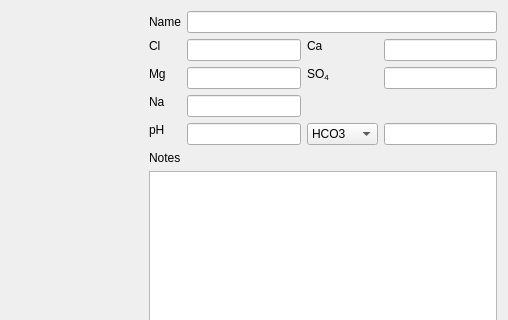
Old version of the form ui/waterEditor.ui in the repository Brewtarget/brewtarget; both pictures show x 563 to 1071 and y 0 to 320 of the 1071 by 522 pixel window.
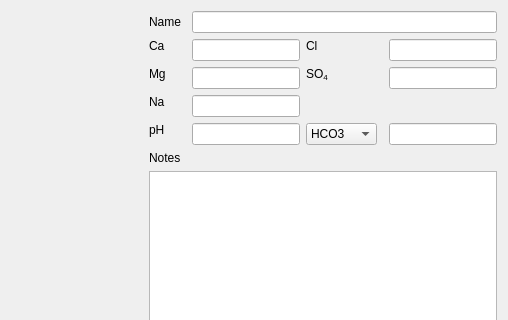
New version of the form. Custom widgets are drawn as their Qt base class.

Commit message:
Two small UI adjustments
I swapped the Ca and Cl columns on the water editor. I had intended for
all the cations to be in one column and the anions in the other. The
previous commit got these two backwards.

I also moved the "Brew it!" button into the grid. This way, it stays a
constant size regardless of how big the Style drop down becomes.

```diff
--- a/ui/waterEditor.ui
+++ b/ui/waterEditor.ui
@@ -42,10 +42,150 @@
    <item>
     <layout class="QVBoxLayout" name="verticalLayout_2">
      <item>
-      <layout class="QGridLayout" name="gridLayout" columnstretch="0,1,0,1">
+      <layout class="QGridLayout" name="gridLayout" columnstretch="0,1,0,1,0,0">
        <property name="sizeConstraint">
         <enum>QLayout::SetMinimumSize</enum>
        </property>
+       <item row="4" column="2">
+        <widget class="BtGenericEdit" name="lineEdit_ph">
+         <property name="sizePolicy">
+          <sizepolicy hsizetype="MinimumExpanding" vsizetype="Fixed">
+           <horstretch>0</horstretch>
+           <verstretch>0</verstretch>
+          </sizepolicy>
+         </property>
+         <property name="minimumSize">
+          <size>
+           <width>50</width>
+           <height>0</height>
+          </size>
+         </property>
+         <property name="maximumSize">
+          <size>
+           <width>16777215</width>
+           <height>16777215</height>
+          </size>
+         </property>
+        </widget>
+       </item>
+       <item row="2" column="5">
+        <widget class="BtGenericEdit" name="lineEdit_so4">
+         <property name="sizePolicy">
+          <sizepolicy hsizetype="MinimumExpanding" vsizetype="Fixed">
+           <horstretch>0</horstretch>
+           <verstretch>0</verstretch>
+          </sizepolicy>
+         </property>
+         <property name="minimumSize">
+          <size>
+           <width>50</width>
+           <height>0</height>
+          </size>
+         </property>
+         <property name="maximumSize">
+          <size>
+           <width>16777215</width>
+           <height>16777215</height>
+          </size>
+         </property>
+        </widget>
+       </item>
+       <item row="4" column="0">
+        <widget class="QLabel" name="label_pH">
+         <property name="sizePolicy">
+          <sizepolicy hsizetype="Minimum" vsizetype="Preferred">
+           <horstretch>0</horstretch>
+           <verstretch>0</verstretch>
+          </sizepolicy>
+         </property>
+         <property name="text">
+          <string notr="true">pH</string>
+         </property>
+         <property name="alignment">
+          <set>Qt::AlignLeading</set>
+         </property>
+        </widget>
+       </item>
+       <item row="3" column="2">
+        <widget class="BtGenericEdit" name="lineEdit_na">
+         <property name="sizePolicy">
+          <sizepolicy hsizetype="MinimumExpanding" vsizetype="Fixed">
+           <horstretch>0</horstretch>
+           <verstretch>0</verstretch>
+          </sizepolicy>
+         </property>
+         <property name="minimumSize">
+          <size>
+           <width>50</width>
+           <height>0</height>
+          </size>
+         </property>
+         <property name="maximumSize">
+          <size>
+           <width>16777215</width>
+           <height>16777215</height>
+          </size>
+         </property>
+        </widget>
+       </item>
+       <item row="4" column="3">
+        <widget class="QComboBox" name="comboBox_alk">
+         <property name="sizePolicy">
+          <sizepolicy hsizetype="Minimum" vsizetype="Fixed">
+           <horstretch>0</horstretch>
+           <verstretch>0</verstretch>
+          </sizepolicy>
+         </property>
+         <item>
+          <property name="text">
+           <string notr="true">HCO3</string>
+          </property>
+         </item>
+         <item>
+          <property name="text">
+           <string notr="true">CaCO3</string>
+          </property>
+         </item>
+        </widget>
+       </item>
+       <item row="3" column="0">
+        <widget class="QLabel" name="label_na">
+         <property name="sizePolicy">
+          <sizepolicy hsizetype="Minimum" vsizetype="Preferred">
+           <horstretch>0</horstretch>
+           <verstretch>0</verstretch>
+          </sizepolicy>
+         </property>
+         <property name="text">
+          <string notr="true">Na</string>
+         </property>
+         <property name="alignment">
+          <set>Qt::AlignLeading</set>
+         </property>
+        </widget>
+       </item>
+       <item row="4" column="5">
+        <widget class="BtGenericEdit" name="lineEdit_alk">
+         <property name="sizePolicy">
+          <sizepolicy hsizetype="MinimumExpanding" vsizetype="Fixed">
+           <horstretch>0</horstretch>
+           <verstretch>0</verstretch>
+          </sizepolicy>
+         </property>
+         <property name="minimumSize">
+          <size>
+           <width>50</width>
+           <height>0</height>
+          </size>
+         </property>
+         <property name="maximumSize">
+          <size>
+           <width>16777215</width>
+           <height>16777215</height>
+          </size>
+         </property>
+        </widget>
+       </item>
        <item row="0" column="0">
         <widget class="QLabel" name="label_name">
          <property name="sizePolicy">
@@ -59,7 +199,7 @@
          </property>
         </widget>
        </item>
-       <item row="0" column="1" colspan="3">
+       <item row="0" column="2" colspan="4">
         <widget class="QLineEdit" name="lineEdit_name">
          <property name="sizePolicy">
           <sizepolicy hsizetype="Preferred" vsizetype="Fixed">
@@ -69,121 +209,29 @@
          </property>
         </widget>
        </item>
-       <item row="1" column="0">
-        <widget class="QLabel" name="label_cl">
-         <property name="sizePolicy">
-          <sizepolicy hsizetype="Minimum" vsizetype="Preferred">
-           <horstretch>0</horstretch>
-           <verstretch>0</verstretch>
-          </sizepolicy>
-         </property>
-         <property name="text">
-          <string notr="true">Cl</string>
-         </property>
-         <property name="alignment">
-          <set>Qt::AlignLeading</set>
-         </property>
-        </widget>
-       </item>
-       <item row="1" column="1">
-        <widget class="BtGenericEdit" name="lineEdit_cl">
-         <property name="sizePolicy">
-          <sizepolicy hsizetype="MinimumExpanding" vsizetype="Fixed">
-           <horstretch>0</horstretch>
-           <verstretch>0</verstretch>
-          </sizepolicy>
-         </property>
-         <property name="minimumSize">
-          <size>
-           <width>50</width>
-           <height>0</height>
-          </size>
-         </property>
-         <property name="maximumSize">
-          <size>
-           <width>16777215</width>
-           <height>16777215</height>
-          </size>
-         </property>
-        </widget>
-       </item>
-       <item row="1" column="2">
-        <widget class="QLabel" name="label_ca">
-         <property name="sizePolicy">
-          <sizepolicy hsizetype="Minimum" vsizetype="Preferred">
-           <horstretch>0</horstretch>
-           <verstretch>0</verstretch>
-          </sizepolicy>
-         </property>
-         <property name="text">
-          <string notr="true">Ca</string>
-         </property>
-         <property name="alignment">
-          <set>Qt::AlignLeading</set>
-         </property>
-        </widget>
-       </item>
-       <item row="1" column="3">
-        <widget class="BtGenericEdit" name="lineEdit_ca">
-         <property name="sizePolicy">
-          <sizepolicy hsizetype="MinimumExpanding" vsizetype="Fixed">
-           <horstretch>0</horstretch>
-           <verstretch>0</verstretch>
-          </sizepolicy>
-         </property>
-         <property name="minimumSize">
-          <size>
-           <width>50</width>
-           <height>0</height>
-          </size>
-         </property>
-         <property name="maximumSize">
-          <size>
-           <width>16777215</width>
-           <height>16777215</height>
-          </size>
-         </property>
-        </widget>
-       </item>
-       <item row="2" column="0">
-        <widget class="QLabel" name="label_mg">
-         <property name="sizePolicy">
-          <sizepolicy hsizetype="Minimum" vsizetype="Preferred">
-           <horstretch>0</horstretch>
-           <verstretch>0</verstretch>
-          </sizepolicy>
-         </property>
-         <property name="text">
-          <string notr="true">Mg</string>
-         </property>
-         <property name="alignment">
-          <set>Qt::AlignLeading</set>
-         </property>
-        </widget>
-       </item>
-       <item row="2" column="1">
-        <widget class="BtGenericEdit" name="lineEdit_mg">
-         <property name="sizePolicy">
-          <sizepolicy hsizetype="MinimumExpanding" vsizetype="Fixed">
-           <horstretch>0</horstretch>
-           <verstretch>0</verstretch>
-          </sizepolicy>
-         </property>
-         <property name="minimumSize">
-          <size>
-           <width>50</width>
-           <height>0</height>
-          </size>
-         </property>
-         <property name="maximumSize">
-          <size>
-           <width>16777215</width>
-           <height>16777215</height>
-          </size>
-         </property>
-        </widget>
-       </item>
        <item row="2" column="2">
+        <widget class="BtGenericEdit" name="lineEdit_mg">
+         <property name="sizePolicy">
+          <sizepolicy hsizetype="MinimumExpanding" vsizetype="Fixed">
+           <horstretch>0</horstretch>
+           <verstretch>0</verstretch>
+          </sizepolicy>
+         </property>
+         <property name="minimumSize">
+          <size>
+           <width>50</width>
+           <height>0</height>
+          </size>
+         </property>
+         <property name="maximumSize">
+          <size>
+           <width>16777215</width>
+           <height>16777215</height>
+          </size>
+         </property>
+        </widget>
+       </item>
+       <item row="2" column="3">
         <widget class="QLabel" name="label_so4">
          <property name="sizePolicy">
           <sizepolicy hsizetype="Minimum" vsizetype="Preferred">
@@ -202,30 +250,24 @@
          </property>
         </widget>
        </item>
-       <item row="2" column="3">
-        <widget class="BtGenericEdit" name="lineEdit_so4">
+       <item row="2" column="0">
+        <widget class="QLabel" name="label_mg">
          <property name="sizePolicy">
-          <sizepolicy hsizetype="MinimumExpanding" vsizetype="Fixed">
+          <sizepolicy hsizetype="Minimum" vsizetype="Preferred">
            <horstretch>0</horstretch>
            <verstretch>0</verstretch>
           </sizepolicy>
          </property>
-         <property name="minimumSize">
-          <size>
-           <width>50</width>
-           <height>0</height>
-          </size>
+         <property name="text">
+          <string notr="true">Mg</string>
          </property>
-         <property name="maximumSize">
-          <size>
-           <width>16777215</width>
-           <height>16777215</height>
-          </size>
+         <property name="alignment">
+          <set>Qt::AlignLeading</set>
          </property>
         </widget>
        </item>
-       <item row="3" column="0">
-        <widget class="QLabel" name="label_na">
+       <item row="1" column="3">
+        <widget class="QLabel" name="label_cl">
          <property name="sizePolicy">
           <sizepolicy hsizetype="Minimum" vsizetype="Preferred">
            <horstretch>0</horstretch>
@@ -233,15 +275,15 @@
           </sizepolicy>
          </property>
          <property name="text">
-          <string notr="true">Na</string>
+          <string notr="true">Cl</string>
          </property>
          <property name="alignment">
           <set>Qt::AlignLeading</set>
          </property>
         </widget>
        </item>
-       <item row="3" column="1">
-        <widget class="BtGenericEdit" name="lineEdit_na">
+       <item row="1" column="2">
+        <widget class="BtGenericEdit" name="lineEdit_ca">
          <property name="sizePolicy">
           <sizepolicy hsizetype="MinimumExpanding" vsizetype="Fixed">
            <horstretch>0</horstretch>
@@ -262,8 +304,8 @@
          </property>
         </widget>
        </item>
-       <item row="4" column="0">
-        <widget class="QLabel" name="label_pH">
+       <item row="1" column="0">
+        <widget class="QLabel" name="label_ca">
          <property name="sizePolicy">
           <sizepolicy hsizetype="Minimum" vsizetype="Preferred">
            <horstretch>0</horstretch>
@@ -271,57 +313,15 @@
           </sizepolicy>
          </property>
          <property name="text">
-          <string notr="true">pH</string>
+          <string notr="true">Ca</string>
          </property>
          <property name="alignment">
           <set>Qt::AlignLeading</set>
          </property>
         </widget>
        </item>
-       <item row="4" column="1">
-        <widget class="BtGenericEdit" name="lineEdit_ph">
-         <property name="sizePolicy">
-          <sizepolicy hsizetype="MinimumExpanding" vsizetype="Fixed">
-           <horstretch>0</horstretch>
-           <verstretch>0</verstretch>
-          </sizepolicy>
-         </property>
-         <property name="minimumSize">
-          <size>
-           <width>50</width>
-           <height>0</height>
-          </size>
-         </property>
-         <property name="maximumSize">
-          <size>
-           <width>16777215</width>
-           <height>16777215</height>
-          </size>
-         </property>
-        </widget>
-       </item>
-       <item row="4" column="2">
-        <widget class="QComboBox" name="comboBox_alk">
-         <property name="sizePolicy">
-          <sizepolicy hsizetype="Minimum" vsizetype="Fixed">
-           <horstretch>0</horstretch>
-           <verstretch>0</verstretch>
-          </sizepolicy>
-         </property>
-         <item>
-          <property name="text">
-           <string notr="true">HCO3</string>
-          </property>
-         </item>
-         <item>
-          <property name="text">
-           <string notr="true">CaCO3</string>
-          </property>
-         </item>
-        </widget>
-       </item>
-       <item row="4" column="3">
-        <widget class="BtGenericEdit" name="lineEdit_alk">
+       <item row="1" column="5">
+        <widget class="BtGenericEdit" name="lineEdit_cl">
          <property name="sizePolicy">
           <sizepolicy hsizetype="MinimumExpanding" vsizetype="Fixed">
            <horstretch>0</horstretch>
```
Left out of the diff: 4 changed lines with no effect on the pictures. The commit also changes 1 other file.
